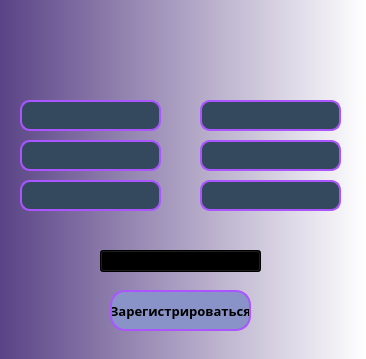
Before: the Qt Designer form Widgets/Reg_Widget.ui in zormnus/courseWork, drawn with Qt 5.
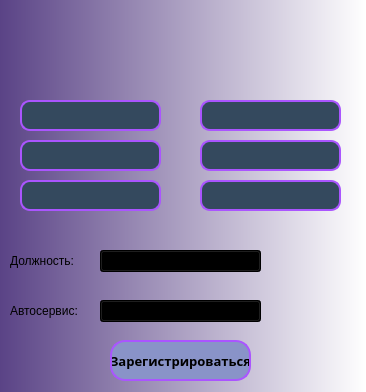
After: the same form once the commit is applied. Icons and pictures are not drawn.

Diff of the .ui file:
```diff
--- a/Widgets/Reg_Widget.ui
+++ b/Widgets/Reg_Widget.ui
@@ -10,7 +10,7 @@
     <x>0</x>
     <y>0</y>
     <width>366</width>
-    <height>359</height>
+    <height>392</height>
    </rect>
   </property>
   <property name="minimumSize">
@@ -19,12 +19,6 @@
     <height>359</height>
    </size>
   </property>
-  <property name="maximumSize">
-   <size>
-    <width>366</width>
-    <height>359</height>
-   </size>
-  </property>
   <property name="windowTitle">
    <string>Регистрация</string>
   </property>
@@ -37,7 +31,7 @@
    <property name="geometry">
     <rect>
      <x>110</x>
-     <y>290</y>
+     <y>340</y>
      <width>141</width>
      <height>41</height>
     </rect>
@@ -410,6 +404,57 @@
     </size>
    </property>
   </widget>
+  <widget class="QLabel" name="label">
+   <property name="geometry">
+    <rect>
+     <x>10</x>
+     <y>250</y>
+     <width>71</width>
+     <height>21</height>
+    </rect>
+   </property>
+   <property name="styleSheet">
+    <string notr="true">background-color: transparent;</string>
+   </property>
+   <property name="text">
+    <string>Должность:</string>
+   </property>
+  </widget>
+  <widget class="QLabel" name="label_2">
+   <property name="geometry">
+    <rect>
+     <x>10</x>
+     <y>300</y>
+     <width>71</width>
+     <height>21</height>
+    </rect>
+   </property>
+   <property name="styleSheet">
+    <string notr="true">background-color: transparent;</string>
+   </property>
+   <property name="text">
+    <string>Автосервис:</string>
+   </property>
+  </widget>
+  <widget class="QComboBox" name="car_services">
+   <property name="geometry">
+    <rect>
+     <x>100</x>
+     <y>300</y>
+     <width>161</width>
+     <height>22</height>
+    </rect>
+   </property>
+   <property name="styleSheet">
+    <string notr="true">QComboBox {
+	background-color: transparent;
+	border: 2px solid #aa55ff;
+}
+QListView {
+	background-color: rgb(170, 85, 255);
+};</string>
+   </property>
+  </widget>
  </widget>
  <resources/>
  <connections/>
```
